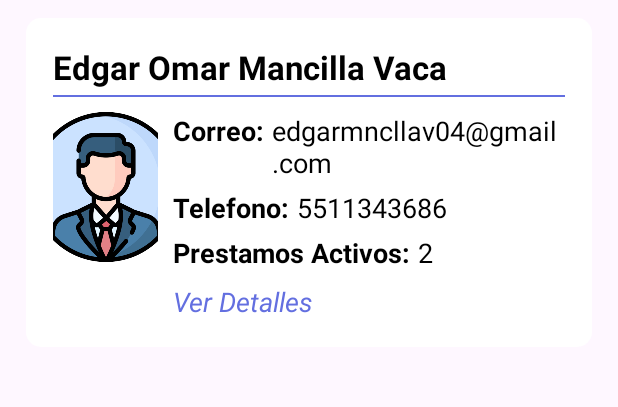
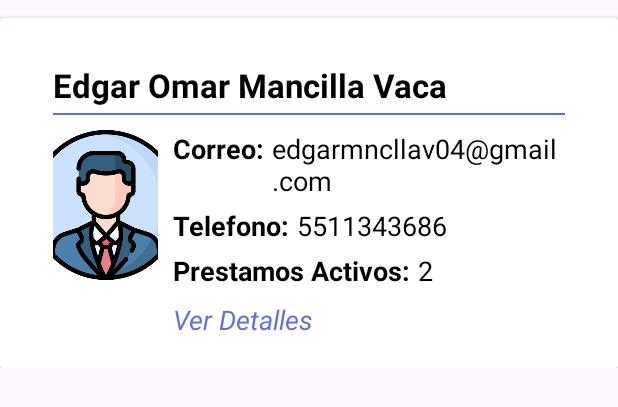
Before and after one commit to MancillaO/NexNova, an Android app: the layout item_cliente.xml on its own in the app's theme, with its tools: preview values and no code run, on a phone screen of 412 x 824 dp. Shown: the top 407 px of the screen. Run offline under Robolectric (Android 15) with nearby library versions, the phone set to English and light mode, and no system bars.

Commit message:
Avance de Recycler View

```diff
--- a/app/src/main/res/layout/fragment_agregar_clientes.xml
+++ b/app/src/main/res/layout/fragment_agregar_clientes.xml
@@ -3,7 +3,7 @@
     xmlns:tools="http://schemas.android.com/tools"
     android:layout_width="match_parent"
     android:layout_height="match_parent"
-    tools:context=".AgregarClientesFragment">
+    tools:context=".FragmentsActivities.ClientesFragments.AgregarClientesFragment">
 
     <RelativeLayout
         xmlns:android="http://schemas.android.com/apk/res/android"
@@ -63,7 +63,7 @@
                 >
 
                 <LinearLayout
-                    android:id="@+id/foto"
+                    android:id="@+id/fotoPerfil"
                     android:layout_width="150dp"
                     android:layout_height="wrap_content"
                     android:orientation="vertical"
@@ -72,6 +72,7 @@
                     android:layout_gravity="center_horizontal">
 
                     <ImageView
+                        android:id="@+id/imageViewFoto"
                         android:layout_width="wrap_content"
                         android:layout_height="150dp"
                         android:src="@drawable/icon_cambiar_foto"
--- a/app/src/main/res/layout/item_cliente.xml
+++ b/app/src/main/res/layout/item_cliente.xml
@@ -1,3 +1,17 @@
+<?xml version="1.0" encoding="utf-8"?>
+<LinearLayout xmlns:android="http://schemas.android.com/apk/res/android"
+    xmlns:app="http://schemas.android.com/apk/res-auto"
+    xmlns:tools="http://schemas.android.com/tools"
+    android:orientation="vertical" android:layout_width="match_parent"
+    android:layout_height="wrap_content"
+    android:id="@+id/mainLayout">
+
+    <androidx.cardview.widget.CardView
+        android:id="@+id/cardView"
+        android:layout_width="match_parent"
+        android:layout_height="wrap_content"
+        android:layout_marginTop="12dp">
+
         <RelativeLayout
             xmlns:android="http://schemas.android.com/apk/res/android"
             android:id="@+id/cliente1"
@@ -11,7 +25,7 @@
             android:paddingVertical="20dp">
 
             <TextView
-        android:id="@+id/cliente_titulo1"
+                android:id="@+id/cliente_titulo"
                 android:layout_width="wrap_content"
                 android:layout_height="wrap_content"
                 android:text="Edgar Omar Mancilla Vaca"
@@ -22,7 +36,7 @@
             <View
                 android:layout_width="match_parent"
                 android:layout_height="1dp"
-        android:layout_below="@id/cliente_titulo1"
+                android:layout_below="@id/cliente_titulo"
                 android:layout_centerHorizontal="true"
                 android:layout_marginTop="4dp"
                 android:background="@drawable/background" />
@@ -31,17 +45,17 @@
                 android:id="@+id/foto_cliente"
                 android:layout_width="70dp"
                 android:layout_height="100dp"
-        android:layout_below="@id/cliente_titulo1"
+                android:layout_below="@id/cliente_titulo"
                 android:layout_marginTop="15dp"
                 android:src="@drawable/cambiar_foto"
                 android:scaleType="centerCrop"
                 />
 
             <TextView
-        android:id="@+id/tituloCorreo1"
+                android:id="@+id/tituloCorreo"
                 android:layout_width="wrap_content"
                 android:layout_height="wrap_content"
-        android:layout_below="@id/cliente_titulo1"
+                android:layout_below="@id/cliente_titulo"
                 android:layout_toRightOf="@id/foto_cliente"
                 android:layout_marginLeft="10dp"
                 android:layout_marginTop="15dp"
@@ -51,22 +65,22 @@
                 android:textStyle="bold" />
 
             <TextView
-        android:id="@+id/txtCorreo1"
+                android:id="@+id/txtCorreo"
                 android:layout_width="wrap_content"
                 android:layout_height="wrap_content"
-        android:layout_below="@id/cliente_titulo1"
+                android:layout_below="@id/cliente_titulo"
                 android:layout_marginLeft="5dp"
                 android:layout_marginTop="15dp"
-        android:layout_toRightOf="@id/tituloCorreo1"
+                android:layout_toRightOf="@id/tituloCorreo"
                 android:text="edgarmncllav04@gmail.com"
                 android:textColor="#000000"
                 android:textSize="18sp" />
 
             <TextView
-        android:id="@+id/tituloTelefono1"
+                android:id="@+id/tituloTelefono"
                 android:layout_width="wrap_content"
                 android:layout_height="wrap_content"
-        android:layout_below="@id/txtCorreo1"
+                android:layout_below="@id/txtCorreo"
                 android:layout_toRightOf="@id/foto_cliente"
                 android:layout_marginLeft="10dp"
                 android:layout_marginTop="5dp"
@@ -76,22 +90,22 @@
                 android:textStyle="bold" />
 
             <TextView
-        android:id="@+id/txtTelefono1"
+                android:id="@+id/txtTelefono"
                 android:layout_width="wrap_content"
                 android:layout_height="wrap_content"
-        android:layout_below="@id/txtCorreo1"
+                android:layout_below="@id/txtCorreo"
                 android:layout_marginLeft="5dp"
                 android:layout_marginTop="5dp"
-        android:layout_toRightOf="@id/tituloTelefono1"
+                android:layout_toRightOf="@id/tituloTelefono"
                 android:text="5511343686"
                 android:textColor="#000000"
                 android:textSize="18sp" />
 
             <TextView
-        android:id="@+id/tituloPrestamos1"
+                android:id="@+id/tituloPrestamos"
                 android:layout_width="wrap_content"
                 android:layout_height="wrap_content"
-        android:layout_below="@id/tituloTelefono1"
+                android:layout_below="@id/tituloTelefono"
                 android:layout_toRightOf="@id/foto_cliente"
                 android:layout_marginLeft="10dp"
                 android:layout_marginTop="5dp"
@@ -101,22 +115,22 @@
                 android:textStyle="bold" />
 
             <TextView
-        android:id="@+id/txtPrestamos1"
+                android:id="@+id/txtPrestamos"
                 android:layout_width="wrap_content"
                 android:layout_height="wrap_content"
-        android:layout_below="@id/tituloTelefono1"
+                android:layout_below="@id/tituloTelefono"
                 android:layout_marginLeft="5dp"
                 android:layout_marginTop="5dp"
-        android:layout_toRightOf="@id/tituloPrestamos1"
+                android:layout_toRightOf="@id/tituloPrestamos"
                 android:text="2"
                 android:textColor="#000000"
                 android:textSize="18sp" />
 
             <TextView
-        android:id="@+id/txtDetalles1"
+                android:id="@+id/txtDetalles"
                 android:layout_width="wrap_content"
                 android:layout_height="wrap_content"
-        android:layout_below="@id/tituloPrestamos1"
+                android:layout_below="@id/tituloPrestamos"
                 android:layout_toRightOf="@id/foto_cliente"
                 android:layout_marginLeft="10dp"
                 android:layout_marginTop="8dp"
@@ -128,3 +142,7 @@
                 android:onClick="onClick"/>
 
         </RelativeLayout>
+
+
+    </androidx.cardview.widget.CardView>
+</LinearLayout>
```
Also changed, not shown: app/src/main/java/com/example/prolender/Database/CustomAdapter.java (added, +113 -0 lines), app/src/main/java/com/example/prolender/Database/MyDatabaseHelper.java (+15 -10 lines), app/src/main/java/com/example/prolender/FragmentsActivities/ClientesFragments/AgregarClientesFragment.java (+54 -14 lines), app/src/main/java/com/example/prolender/FragmentsActivities/ClientesFragments/ClientesFragment.java (+47 -0 lines). Lines whose indentation alone changed are shown as unchanged.
